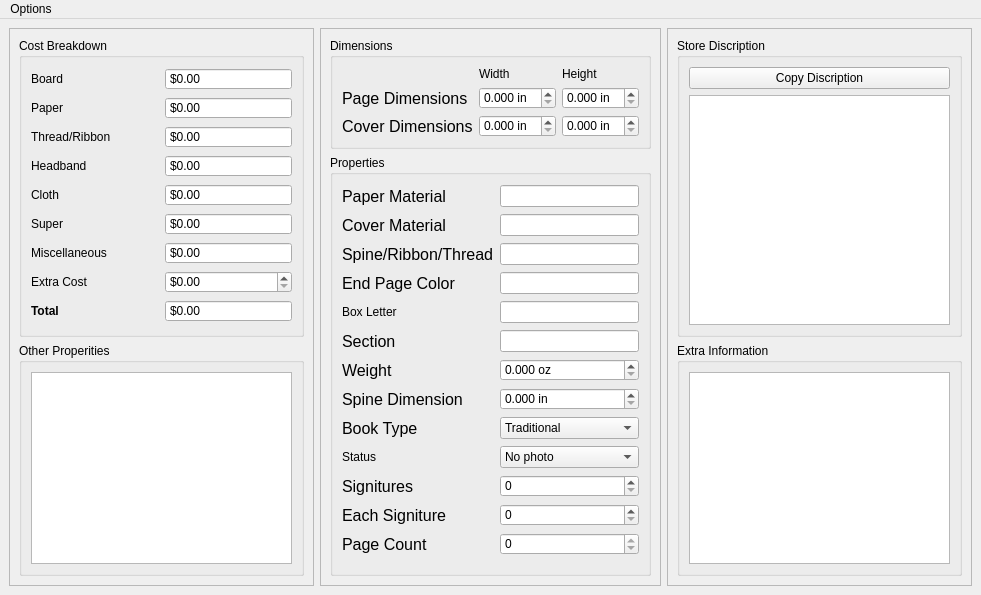
Above: mainwindow.ui from farinc/book-tracker before the change. Below: the same form after it.
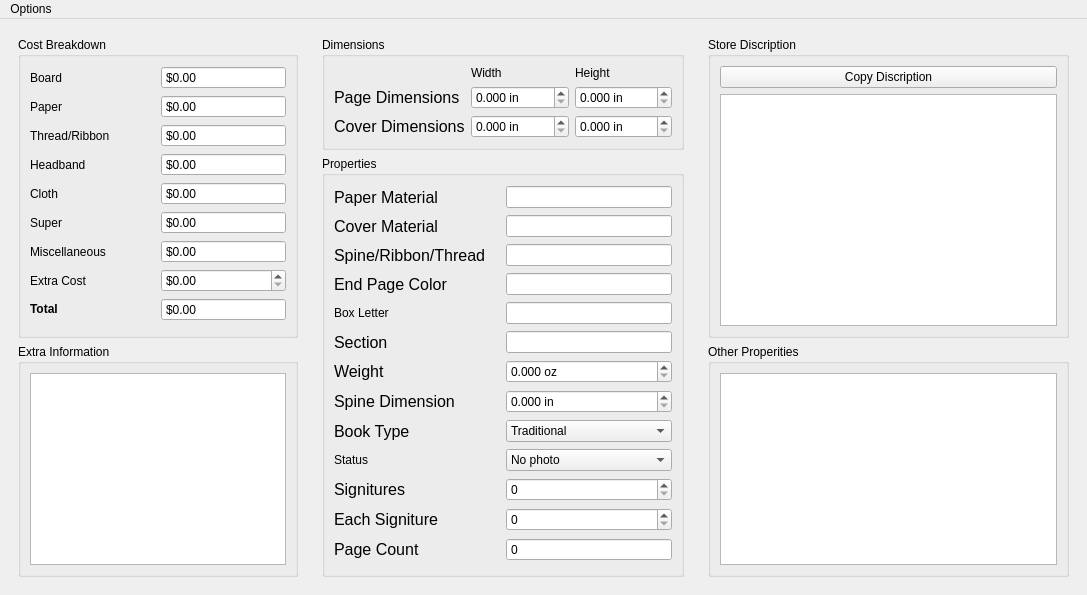
That is the form after the change. Icons and pictures are not drawn.

Commit message: improved the signals and slots placement in the source code and improved the book selection model with a "status" column and the ability to select the book from any column. Improvements to the ui without having the raised frame which looked ugly in dark modes.

```diff
--- a/mainwindow.ui
+++ b/mainwindow.ui
@@ -9,7 +9,7 @@
    <rect>
     <x>0</x>
     <y>0</y>
-    <width>981</width>
+    <width>1087</width>
     <height>595</height>
    </rect>
   </property>
@@ -23,11 +23,6 @@
    <iconset resource="resource.qrc">
     <normaloff>:/booktracker.svg</normaloff>:/booktracker.svg</iconset>
   </property>
-  <property name="styleSheet">
-   <string notr="true">#centralwidget {
-	color: rgb(239, 41, 41);
-}</string>
-  </property>
   <property name="documentMode">
    <bool>false</bool>
   </property>
@@ -38,14 +33,299 @@
 }</string>
    </property>
    <layout class="QGridLayout" name="gridLayout_6">
+    <item row="0" column="0">
+     <widget class="QWidget" name="widget_2" native="true">
+      <layout class="QVBoxLayout" name="verticalLayout_2">
+       <item>
+        <widget class="QGroupBox" name="groupBoxCostBreakdown">
+         <property name="title">
+          <string>Cost Breakdown</string>
+         </property>
+         <layout class="QGridLayout" name="gridLayout">
+          <item row="4" column="0">
+           <widget class="QLabel" name="label_27">
+            <property name="sizePolicy">
+             <sizepolicy hsizetype="Preferred" vsizetype="Preferred">
+              <horstretch>0</horstretch>
+              <verstretch>0</verstretch>
+             </sizepolicy>
+            </property>
+            <property name="text">
+             <string>Headband</string>
+            </property>
+           </widget>
+          </item>
+          <item row="3" column="1">
+           <widget class="QDoubleSpinBox" name="spinThread">
+            <property name="readOnly">
+             <bool>true</bool>
+            </property>
+            <property name="buttonSymbols">
+             <enum>QAbstractSpinBox::ButtonSymbols::NoButtons</enum>
+            </property>
+            <property name="prefix">
+             <string>$</string>
+            </property>
+           </widget>
+          </item>
+          <item row="5" column="1">
+           <widget class="QDoubleSpinBox" name="spinCloth">
+            <property name="readOnly">
+             <bool>true</bool>
+            </property>
+            <property name="buttonSymbols">
+             <enum>QAbstractSpinBox::ButtonSymbols::NoButtons</enum>
+            </property>
+            <property name="prefix">
+             <string>$</string>
+            </property>
+           </widget>
+          </item>
+          <item row="4" column="1">
+           <widget class="QDoubleSpinBox" name="spinHeadband">
+            <property name="readOnly">
+             <bool>true</bool>
+            </property>
+            <property name="buttonSymbols">
+             <enum>QAbstractSpinBox::ButtonSymbols::NoButtons</enum>
+            </property>
+            <property name="prefix">
+             <string>$</string>
+            </property>
+           </widget>
+          </item>
+          <item row="10" column="1">
+           <widget class="QDoubleSpinBox" name="spinTotal">
+            <property name="readOnly">
+             <bool>true</bool>
+            </property>
+            <property name="buttonSymbols">
+             <enum>QAbstractSpinBox::ButtonSymbols::NoButtons</enum>
+            </property>
+            <property name="prefix">
+             <string>$</string>
+            </property>
+           </widget>
+          </item>
+          <item row="2" column="1">
+           <widget class="QDoubleSpinBox" name="spinPaper">
+            <property name="readOnly">
+             <bool>true</bool>
+            </property>
+            <property name="buttonSymbols">
+             <enum>QAbstractSpinBox::ButtonSymbols::NoButtons</enum>
+            </property>
+            <property name="prefix">
+             <string>$</string>
+            </property>
+           </widget>
+          </item>
+          <item row="7" column="0">
+           <widget class="QLabel" name="label_30">
+            <property name="text">
+             <string>Miscellaneous</string>
+            </property>
+           </widget>
+          </item>
+          <item row="8" column="0">
+           <widget class="QLabel" name="label_10">
+            <property name="sizePolicy">
+             <sizepolicy hsizetype="Preferred" vsizetype="Preferred">
+              <horstretch>0</horstretch>
+              <verstretch>0</verstretch>
+             </sizepolicy>
+            </property>
+            <property name="text">
+             <string>Extra Cost</string>
+            </property>
+           </widget>
+          </item>
+          <item row="3" column="0">
+           <widget class="QLabel" name="label_26">
+            <property name="sizePolicy">
+             <sizepolicy hsizetype="Preferred" vsizetype="Preferred">
+              <horstretch>0</horstretch>
+              <verstretch>0</verstretch>
+             </sizepolicy>
+            </property>
+            <property name="text">
+             <string>Thread/Ribbon</string>
+            </property>
+           </widget>
+          </item>
+          <item row="2" column="0">
+           <widget class="QLabel" name="label_25">
+            <property name="sizePolicy">
+             <sizepolicy hsizetype="Preferred" vsizetype="Preferred">
+              <horstretch>0</horstretch>
+              <verstretch>0</verstretch>
+             </sizepolicy>
+            </property>
+            <property name="text">
+             <string>Paper</string>
+            </property>
+           </widget>
+          </item>
+          <item row="5" column="0">
+           <widget class="QLabel" name="label_28">
+            <property name="sizePolicy">
+             <sizepolicy hsizetype="Preferred" vsizetype="Preferred">
+              <horstretch>0</horstretch>
+              <verstretch>0</verstretch>
+             </sizepolicy>
+            </property>
+            <property name="text">
+             <string>Cloth</string>
+            </property>
+           </widget>
+          </item>
+          <item row="10" column="0">
+           <widget class="QLabel" name="label_18">
+            <property name="sizePolicy">
+             <sizepolicy hsizetype="Preferred" vsizetype="Preferred">
+              <horstretch>0</horstretch>
+              <verstretch>0</verstretch>
+             </sizepolicy>
+            </property>
+            <property name="text">
+             <string>&lt;html&gt;&lt;head/&gt;&lt;body&gt;&lt;p&gt;&lt;span style=&quot; font-weight:600;&quot;&gt;Total&lt;/span&gt;&lt;/p&gt;&lt;/body&gt;&lt;/html&gt;</string>
+            </property>
+           </widget>
+          </item>
+          <item row="1" column="1">
+           <widget class="QDoubleSpinBox" name="spinBoard">
+            <property name="readOnly">
+             <bool>true</bool>
+            </property>
+            <property name="buttonSymbols">
+             <enum>QAbstractSpinBox::ButtonSymbols::NoButtons</enum>
+            </property>
+            <property name="prefix">
+             <string>$</string>
+            </property>
+           </widget>
+          </item>
+          <item row="8" column="1">
+           <widget class="QDoubleSpinBox" name="spinExtra">
+            <property name="prefix">
+             <string>$</string>
+            </property>
+            <property name="suffix">
+             <string/>
+            </property>
+            <property name="singleStep">
+             <double>0.250000000000000</double>
+            </property>
+           </widget>
+          </item>
+          <item row="7" column="1">
+           <widget class="QDoubleSpinBox" name="spinMisc">
+            <property name="readOnly">
+             <bool>true</bool>
+            </property>
+            <property name="buttonSymbols">
+             <enum>QAbstractSpinBox::ButtonSymbols::NoButtons</enum>
+            </property>
+            <property name="prefix">
+             <string>$</string>
+            </property>
+           </widget>
+          </item>
+          <item row="6" column="1">
+           <widget class="QDoubleSpinBox" name="spinSuper">
+            <property name="readOnly">
+             <bool>true</bool>
+            </property>
+            <property name="buttonSymbols">
+             <enum>QAbstractSpinBox::ButtonSymbols::NoButtons</enum>
+            </property>
+            <property name="prefix">
+             <string>$</string>
+            </property>
+           </widget>
+          </item>
+          <item row="6" column="0">
+           <widget class="QLabel" name="label_29">
+            <property name="sizePolicy">
+             <sizepolicy hsizetype="Preferred" vsizetype="Preferred">
+              <horstretch>0</horstretch>
+              <verstretch>0</verstretch>
+             </sizepolicy>
+            </property>
+            <property name="text">
+             <string>Super</string>
+            </property>
+           </widget>
+          </item>
+          <item row="1" column="0">
+           <widget class="QLabel" name="label_24">
+            <property name="sizePolicy">
+             <sizepolicy hsizetype="Preferred" vsizetype="Preferred">
+              <horstretch>0</horstretch>
+              <verstretch>0</verstretch>
+             </sizepolicy>
+            </property>
+            <property name="text">
+             <string>Board</string>
+            </property>
+           </widget>
+          </item>
+         </layout>
+        </widget>
+       </item>
+       <item>
+        <widget class="QGroupBox" name="groupBoxExtra">
+         <property name="sizePolicy">
+          <sizepolicy hsizetype="Minimum" vsizetype="Maximum">
+           <horstretch>0</horstretch>
+           <verstretch>0</verstretch>
+          </sizepolicy>
+         </property>
+         <property name="title">
+          <string>Extra Information</string>
+         </property>
+         <layout class="QGridLayout" name="gridLayout_4">
+          <item row="1" column="0">
+           <widget class="QPlainTextEdit" name="editExtra">
+            <property name="sizePolicy">
+             <sizepolicy hsizetype="Preferred" vsizetype="Maximum">
+              <horstretch>0</horstretch>
+              <verstretch>0</verstretch>
+             </sizepolicy>
+            </property>
+            <property name="minimumSize">
+             <size>
+              <width>0</width>
+              <height>110</height>
+             </size>
+            </property>
+            <property name="maximumSize">
+             <size>
+              <width>16777215</width>
+              <height>16777215</height>
+             </size>
+            </property>
+            <property name="font">
+             <font>
+              <family>Arial</family>
+              <pointsize>12</pointsize>
+              <italic>false</italic>
+              <bold>false</bold>
+             </font>
+            </property>
+            <property name="readOnly">
+             <bool>false</bool>
+            </property>
+           </widget>
+          </item>
+         </layout>
+        </widget>
+       </item>
+      </layout>
+     </widget>
+    </item>
     <item row="0" column="3">
-     <widget class="QFrame" name="frame">
-      <property name="frameShape">
-       <enum>QFrame::Shape::StyledPanel</enum>
-      </property>
-      <property name="frameShadow">
-       <enum>QFrame::Shadow::Raised</enum>
-      </property>
+     <widget class="QWidget" name="widget" native="true">
       <layout class="QVBoxLayout" name="verticalLayout">
        <item>
         <widget class="QGroupBox" name="groupBoxStore">
@@ -89,19 +369,19 @@
         </widget>
        </item>
        <item>
-        <widget class="QGroupBox" name="groupBoxExtra">
+        <widget class="QGroupBox" name="groupBoxProps">
          <property name="sizePolicy">
-          <sizepolicy hsizetype="Minimum" vsizetype="Maximum">
+          <sizepolicy hsizetype="MinimumExpanding" vsizetype="Maximum">
            <horstretch>0</horstretch>
            <verstretch>0</verstretch>
           </sizepolicy>
          </property>
          <property name="title">
-          <string>Extra Information</string>
+          <string>Other Properities</string>
          </property>
-         <layout class="QGridLayout" name="gridLayout_4">
+         <layout class="QGridLayout" name="gridLayout_2">
           <item row="1" column="0">
-           <widget class="QPlainTextEdit" name="editExtra">
+           <widget class="QTreeView" name="treeView">
             <property name="sizePolicy">
              <sizepolicy hsizetype="Preferred" vsizetype="Maximum">
               <horstretch>0</horstretch>
@@ -110,27 +390,10 @@
             </property>
             <property name="minimumSize">
              <size>
-              <width>0</width>
+              <width>300</width>
               <height>110</height>
              </size>
             </property>
-            <property name="maximumSize">
-             <size>
-              <width>16777215</width>
-              <height>16777215</height>
-             </size>
-            </property>
-            <property name="font">
-             <font>
-              <family>Arial</family>
-              <pointsize>12</pointsize>
-              <italic>false</italic>
-              <bold>false</bold>
-             </font>
-            </property>
-            <property name="readOnly">
-             <bool>false</bool>
-            </property>
            </widget>
           </item>
          </layout>
@@ -140,13 +403,7 @@
      </widget>
     </item>
     <item row="0" column="1">
-     <widget class="QFrame" name="frame_3">
-      <property name="frameShape">
-       <enum>QFrame::Shape::StyledPanel</enum>
-      </property>
-      <property name="frameShadow">
-       <enum>QFrame::Shadow::Raised</enum>
-      </property>
+     <widget class="QWidget" name="widget_3" native="true">
       <layout class="QVBoxLayout" name="verticalLayout_3">
        <item>
         <widget class="QGroupBox" name="groupBoxDims">
@@ -455,7 +712,7 @@
              <bool>true</bool>
             </property>
             <property name="buttonSymbols">
-             <enum>QAbstractSpinBox::ButtonSymbols::UpDownArrows</enum>
+             <enum>QAbstractSpinBox::ButtonSymbols::NoButtons</enum>
             </property>
             <property name="maximum">
              <number>1000</number>
@@ -771,289 +1028,6 @@
       </layout>
      </widget>
     </item>
-    <item row="0" column="0">
-     <widget class="QFrame" name="frame_2">
-      <property name="frameShape">
-       <enum>QFrame::Shape::StyledPanel</enum>
-      </property>
-      <property name="frameShadow">
-       <enum>QFrame::Shadow::Raised</enum>
-      </property>
-      <layout class="QVBoxLayout" name="verticalLayout_2">
-       <item>
-        <widget class="QGroupBox" name="groupBoxCostBreakdown">
-         <property name="title">
-          <string>Cost Breakdown</string>
-         </property>
-         <layout class="QGridLayout" name="gridLayout">
-          <item row="4" column="0">
-           <widget class="QLabel" name="label_27">
-            <property name="sizePolicy">
-             <sizepolicy hsizetype="Preferred" vsizetype="Preferred">
-              <horstretch>0</horstretch>
-              <verstretch>0</verstretch>
-             </sizepolicy>
-            </property>
-            <property name="text">
-             <string>Headband</string>
-            </property>
-           </widget>
-          </item>
-          <item row="3" column="1">
-           <widget class="QDoubleSpinBox" name="spinThread">
-            <property name="readOnly">
-             <bool>true</bool>
-            </property>
-            <property name="buttonSymbols">
-             <enum>QAbstractSpinBox::ButtonSymbols::NoButtons</enum>
-            </property>
-            <property name="prefix">
-             <string>$</string>
-            </property>
-           </widget>
-          </item>
-          <item row="5" column="1">
-           <widget class="QDoubleSpinBox" name="spinCloth">
-            <property name="readOnly">
-             <bool>true</bool>
-            </property>
-            <property name="buttonSymbols">
-             <enum>QAbstractSpinBox::ButtonSymbols::NoButtons</enum>
-            </property>
-            <property name="prefix">
-             <string>$</string>
-            </property>
-           </widget>
-          </item>
-          <item row="4" column="1">
-           <widget class="QDoubleSpinBox" name="spinHeadband">
-            <property name="readOnly">
-             <bool>true</bool>
-            </property>
-            <property name="buttonSymbols">
-             <enum>QAbstractSpinBox::ButtonSymbols::NoButtons</enum>
-            </property>
-            <property name="prefix">
-             <string>$</string>
-            </property>
-           </widget>
-          </item>
-          <item row="10" column="1">
-           <widget class="QDoubleSpinBox" name="spinTotal">
-            <property name="readOnly">
-             <bool>true</bool>
-            </property>
-            <property name="buttonSymbols">
-             <enum>QAbstractSpinBox::ButtonSymbols::NoButtons</enum>
-            </property>
-            <property name="prefix">
-             <string>$</string>
-            </property>
-           </widget>
-          </item>
-          <item row="2" column="1">
-           <widget class="QDoubleSpinBox" name="spinPaper">
-            <property name="readOnly">
-             <bool>true</bool>
-            </property>
-            <property name="buttonSymbols">
-             <enum>QAbstractSpinBox::ButtonSymbols::NoButtons</enum>
-            </property>
-            <property name="prefix">
-             <string>$</string>
-            </property>
-           </widget>
-          </item>
-          <item row="7" column="0">
-           <widget class="QLabel" name="label_30">
-            <property name="text">
-             <string>Miscellaneous</string>
-            </property>
-           </widget>
-          </item>
-          <item row="8" column="0">
-           <widget class="QLabel" name="label_10">
-            <property name="sizePolicy">
-             <sizepolicy hsizetype="Preferred" vsizetype="Preferred">
-              <horstretch>0</horstretch>
-              <verstretch>0</verstretch>
-             </sizepolicy>
-            </property>
-            <property name="text">
-             <string>Extra Cost</string>
-            </property>
-            <property name="buddy">
-             <cstring>spinExtra</cstring>
-            </property>
-           </widget>
-          </item>
-          <item row="3" column="0">
-           <widget class="QLabel" name="label_26">
-            <property name="sizePolicy">
-             <sizepolicy hsizetype="Preferred" vsizetype="Preferred">
-              <horstretch>0</horstretch>
-              <verstretch>0</verstretch>
-             </sizepolicy>
-            </property>
-            <property name="text">
-             <string>Thread/Ribbon</string>
-            </property>
-           </widget>
-          </item>
-          <item row="2" column="0">
-           <widget class="QLabel" name="label_25">
-            <property name="sizePolicy">
-             <sizepolicy hsizetype="Preferred" vsizetype="Preferred">
-              <horstretch>0</horstretch>
-              <verstretch>0</verstretch>
-             </sizepolicy>
-            </property>
-            <property name="text">
-             <string>Paper</string>
-            </property>
-           </widget>
-          </item>
-          <item row="5" column="0">
-           <widget class="QLabel" name="label_28">
-            <property name="sizePolicy">
-             <sizepolicy hsizetype="Preferred" vsizetype="Preferred">
-              <horstretch>0</horstretch>
-              <verstretch>0</verstretch>
-             </sizepolicy>
-            </property>
-            <property name="text">
-             <string>Cloth</string>
-            </property>
-           </widget>
-          </item>
-          <item row="10" column="0">
-           <widget class="QLabel" name="label_18">
-            <property name="sizePolicy">
-             <sizepolicy hsizetype="Preferred" vsizetype="Preferred">
-              <horstretch>0</horstretch>
-              <verstretch>0</verstretch>
-             </sizepolicy>
-            </property>
-            <property name="text">
-             <string>&lt;html&gt;&lt;head/&gt;&lt;body&gt;&lt;p&gt;&lt;span style=&quot; font-weight:600;&quot;&gt;Total&lt;/span&gt;&lt;/p&gt;&lt;/body&gt;&lt;/html&gt;</string>
-            </property>
-           </widget>
-          </item>
-          <item row="1" column="1">
-           <widget class="QDoubleSpinBox" name="spinBoard">
-            <property name="readOnly">
-             <bool>true</bool>
-            </property>
-            <property name="buttonSymbols">
-             <enum>QAbstractSpinBox::ButtonSymbols::NoButtons</enum>
-            </property>
-            <property name="prefix">
-             <string>$</string>
-            </property>
-           </widget>
-          </item>
-          <item row="8" column="1">
-           <widget class="QDoubleSpinBox" name="spinExtra">
-            <property name="prefix">
-             <string>$</string>
-            </property>
-            <property name="suffix">
-             <string/>
-            </property>
-            <property name="singleStep">
-             <double>0.250000000000000</double>
-            </property>
-           </widget>
-          </item>
-          <item row="7" column="1">
-           <widget class="QDoubleSpinBox" name="spinMisc">
-            <property name="readOnly">
-             <bool>true</bool>
-            </property>
-            <property name="buttonSymbols">
-             <enum>QAbstractSpinBox::ButtonSymbols::NoButtons</enum>
-            </property>
-            <property name="prefix">
-             <string>$</string>
-            </property>
-           </widget>
-          </item>
-          <item row="6" column="1">
-           <widget class="QDoubleSpinBox" name="spinSuper">
-            <property name="readOnly">
-             <bool>true</bool>
-            </property>
-            <property name="buttonSymbols">
-             <enum>QAbstractSpinBox::ButtonSymbols::NoButtons</enum>
-            </property>
-            <property name="prefix">
-             <string>$</string>
-            </property>
-           </widget>
-          </item>
-          <item row="6" column="0">
-           <widget class="QLabel" name="label_29">
-            <property name="sizePolicy">
-             <sizepolicy hsizetype="Preferred" vsizetype="Preferred">
-              <horstretch>0</horstretch>
-              <verstretch>0</verstretch>
-             </sizepolicy>
-            </property>
-            <property name="text">
-             <string>Super</string>
-            </property>
-           </widget>
-          </item>
-          <item row="1" column="0">
-           <widget class="QLabel" name="label_24">
-            <property name="sizePolicy">
-             <sizepolicy hsizetype="Preferred" vsizetype="Preferred">
-              <horstretch>0</horstretch>
-              <verstretch>0</verstretch>
-             </sizepolicy>
-            </property>
-            <property name="text">
-             <string>Board</string>
-            </property>
-           </widget>
-          </item>
-         </layout>
-        </widget>
-       </item>
-       <item>
-        <widget class="QGroupBox" name="groupBoxProps">
-         <property name="sizePolicy">
-          <sizepolicy hsizetype="MinimumExpanding" vsizetype="Maximum">
-           <horstretch>0</horstretch>
-           <verstretch>0</verstretch>
-          </sizepolicy>
-         </property>
-         <property name="title">
-          <string>Other Properities</string>
-         </property>
-         <layout class="QGridLayout" name="gridLayout_2">
-          <item row="1" column="0">
-           <widget class="QTreeView" name="treeView">
-            <property name="sizePolicy">
-             <sizepolicy hsizetype="Preferred" vsizetype="Maximum">
-              <horstretch>0</horstretch>
-              <verstretch>0</verstretch>
-             </sizepolicy>
-            </property>
-            <property name="minimumSize">
-             <size>
-              <width>0</width>
-              <height>110</height>
-             </size>
-            </property>
-           </widget>
-          </item>
-         </layout>
-        </widget>
-       </item>
-      </layout>
-     </widget>
-    </item>
    </layout>
   </widget>
   <widget class="QMenuBar" name="menubar">
@@ -1061,8 +1035,8 @@
     <rect>
      <x>0</x>
      <y>0</y>
-     <width>981</width>
-     <height>22</height>
+     <width>1087</width>
+     <height>33</height>
     </rect>
    </property>
    <widget class="QMenu" name="menuOptions">
```
Left out of the diff: 346 changed lines with no effect on the pictures. The commit also changes 6 other files.
